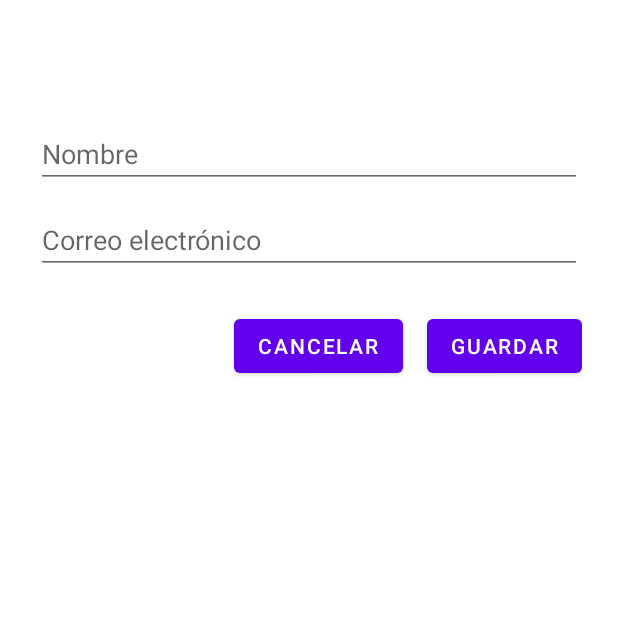
After one commit to bryan-my/XanoGamesStore, an Android app: the fragment EditProfileFragment placed in its activity, on a phone screen of 412 x 824 dp, the top half of it. The commit adds this screen. Run offline under Robolectric (Android 15) with nearby library versions, the phone set to English and light mode, and no system bars; network calls fail; 1 statement that could not run was skipped.

Commit message:
Cambios al editar usuario, ahora podemos editar usuario y corre y se muestra su rol

```diff
--- /dev/null
+++ b/app/src/main/java/com/miapp/xanogamesstore/api/UserService.kt
@@ -0,0 +1,21 @@
+// app/src/main/java/com/miapp/xanogamesstore/api/UserService.kt
+package com.miapp.xanogamesstore.api
+
+import com.miapp.xanogamesstore.model.UserDto
+import com.miapp.xanogamesstore.model.UpdateUserBody
+import retrofit2.http.Body
+import retrofit2.http.GET
+import retrofit2.http.PATCH
+import retrofit2.http.PUT
+import retrofit2.http.Path
+
+interface UserService {
+    @GET("user/{id}")
+    suspend fun getUser(@Path("id") id: Int): UserDto
+
+    @PUT("user/{id}")
+    suspend fun updateUser(
+        @Path("id") id: Int,
+        @Body body: UpdateUserBody
+    ): UserDto
+}
--- /dev/null
+++ b/app/src/main/java/com/miapp/xanogamesstore/ui/EditProfileFragment.kt
@@ -0,0 +1,123 @@
+package com.miapp.xanogamesstore.ui
+
+import android.os.Bundle
+import android.view.LayoutInflater
+import android.view.View
+import android.view.ViewGroup
+import android.widget.Button
+import android.widget.EditText
+import android.widget.ProgressBar
+import android.widget.Toast
+import androidx.fragment.app.Fragment
+import androidx.lifecycle.lifecycleScope
+import com.miapp.xanogamesstore.R
+import com.miapp.xanogamesstore.api.ApiClient
+import com.miapp.xanogamesstore.api.AuthService
+import com.miapp.xanogamesstore.api.UserService
+import com.miapp.xanogamesstore.api.extractHttpError
+import com.miapp.xanogamesstore.model.UpdateUserBody
+import kotlinx.coroutines.Dispatchers
+import kotlinx.coroutines.launch
+import kotlinx.coroutines.withContext
+import retrofit2.HttpException
+
+/**
+ * Fragmento para editar los datos personales del usuario.
+ * Permite modificar el nombre y el correo electrónico.
+ */
+class EditProfileFragment : Fragment() {
+
+    private lateinit var etName: EditText
+    private lateinit var etEmail: EditText
+    private lateinit var btnSave: Button
+    private lateinit var btnCancel: Button
+    private lateinit var progress: ProgressBar
+    private lateinit var session: SessionPrefs
+
+    override fun onCreateView(
+        inflater: LayoutInflater,
+        container: ViewGroup?,
+        savedInstanceState: Bundle?
+    ): View {
+        val view = inflater.inflate(R.layout.fragment_edit_profile, container, false)
+        etName = view.findViewById(R.id.etName)
+        etEmail = view.findViewById(R.id.etEmail)
+        btnSave = view.findViewById(R.id.btnSave)
+        btnCancel = view.findViewById(R.id.btnCancel)
+        progress = view.findViewById(R.id.progressEdit)
+        session = SessionPrefs(requireContext())
+
+        loadCurrentUser()
+
+        btnSave.setOnClickListener { saveChanges() }
+        btnCancel.setOnClickListener {
+            // Volver al fragmento anterior
+            requireActivity().supportFragmentManager.popBackStack()
+        }
+
+        return view
+    }
+
+    /**
+     * Carga la información actual del usuario desde el endpoint auth/me
+     * y la coloca en los campos de texto.
+     */
+    private fun loadCurrentUser() {
+        progress.visibility = View.VISIBLE
+        viewLifecycleOwner.lifecycleScope.launch {
+            try {
+                val api = ApiClient.auth(requireContext()).create(AuthService::class.java)
+                val me = withContext(Dispatchers.IO) { api.me() }
+                etName.setText(me.name ?: "")
+                etEmail.setText(me.email)
+            } catch (e: Exception) {
+                val msg = if (e is HttpException && e.code() == 401) {
+                    "Sesión expirada. Inicia sesión de nuevo."
+                } else {
+                    e.message ?: "Error al cargar datos del usuario"
+                }
+                Toast.makeText(requireContext(), msg, Toast.LENGTH_LONG).show()
+            } finally {
+                progress.visibility = View.GONE
+            }
+        }
+    }
+
+    /**
+     * Valida los campos y envía la actualización al backend.
+     */
+    private fun saveChanges() {
+        val ctx = requireContext()
+        val userId = session.userId?.toIntOrNull()
+        if (userId == null) {
+            Toast.makeText(ctx, "No se ha encontrado el usuario actual", Toast.LENGTH_LONG).show()
+            return
+        }
+        val name = etName.text?.toString()?.trim()
+        val email = etEmail.text?.toString()?.trim()
+        if (email.isNullOrBlank()) {
+            Toast.makeText(ctx, "El correo no puede estar vacío", Toast.LENGTH_LONG).show()
+            return
+        }
+        progress.visibility = View.VISIBLE
+        viewLifecycleOwner.lifecycleScope.launch {
+            try {
+                val api = ApiClient.shop(ctx).create(UserService::class.java)
+                withContext(Dispatchers.IO) {
+                    api.updateUser(userId, UpdateUserBody(name, email))
+                }
+                Toast.makeText(ctx, "Datos actualizados", Toast.LENGTH_SHORT).show()
+                requireActivity().supportFragmentManager.popBackStack()
+            } catch (e: Exception) {
+                val msg = extractHttpError(e)
+                val friendlyMsg =
+                    if (e is HttpException && e.code() == 429)
+                        "Demasiadas peticiones, intenta de nuevo más tarde"
+                    else msg
+                Toast.makeText(ctx, "Error al actualizar datos: $friendlyMsg", Toast.LENGTH_LONG).show()
+            } finally {
+                progress.visibility = View.GONE
+            }
+        }
+    }
+}
--- /dev/null
+++ b/app/src/main/res/layout/fragment_edit_profile.xml
@@ -0,0 +1,51 @@
+<?xml version="1.0" encoding="utf-8"?>
+<LinearLayout xmlns:android="http://schemas.android.com/apk/res/android"
+    android:orientation="vertical"
+    android:padding="24dp"
+    android:layout_width="match_parent"
+    android:layout_height="match_parent">
+
+    <EditText
+        android:id="@+id/etName"
+        android:layout_width="match_parent"
+        android:layout_height="wrap_content"
+        android:hint="Nombre"
+        android:inputType="textPersonName" />
+
+    <EditText
+        android:id="@+id/etEmail"
+        android:layout_width="match_parent"
+        android:layout_height="wrap_content"
+        android:layout_marginTop="12dp"
+        android:hint="Correo electrónico"
+        android:inputType="textEmailAddress" />
+
+    <LinearLayout
+        android:orientation="horizontal"
+        android:layout_width="match_parent"
+        android:layout_height="wrap_content"
+        android:layout_marginTop="24dp"
+        android:gravity="end">
+
+        <Button
+            android:id="@+id/btnCancel"
+            android:layout_width="wrap_content"
+            android:layout_height="wrap_content"
+            android:text="Cancelar" />
+
+        <Button
+            android:id="@+id/btnSave"
+            android:layout_width="wrap_content"
+            android:layout_height="wrap_content"
+            android:text="Guardar"
+            android:layout_marginStart="16dp" />
+    </LinearLayout>
+
+    <ProgressBar
+        android:id="@+id/progressEdit"
+        android:layout_width="wrap_content"
+        android:layout_height="wrap_content"
+        android:layout_gravity="center_horizontal"
+        android:layout_marginTop="24dp"
+        android:visibility="gone" />
+</LinearLayout>
--- a/app/src/main/res/values/strings.xml
+++ b/app/src/main/res/values/strings.xml
@@ -20,6 +20,7 @@
     <string name="action_pay">Pagar y solicitar envío</string>
     <string name="action_login">Iniciar sesión</string>
     <string name="action_signup">Crear cuenta</string>
+    <string name="label_order_total">Total: %1$s</string>
 
     <!-- Placeholders / hints -->
     <string name="hint_name">Nombre</string>
```
Also changed, not shown: app/src/main/java/com/miapp/xanogamesstore/model/UpdateUserBody.kt (added, +7 -0 lines), app/src/main/java/com/miapp/xanogamesstore/ui/OrderDetailFragment.kt (+8 -0 lines), app/src/main/java/com/miapp/xanogamesstore/ui/ProfileFragment.kt (+14 -0 lines), app/src/main/res/layout/fragment_order_detail.xml (+10 -0 lines), app/src/main/res/layout/fragment_profile.xml (+11 -0 lines).
